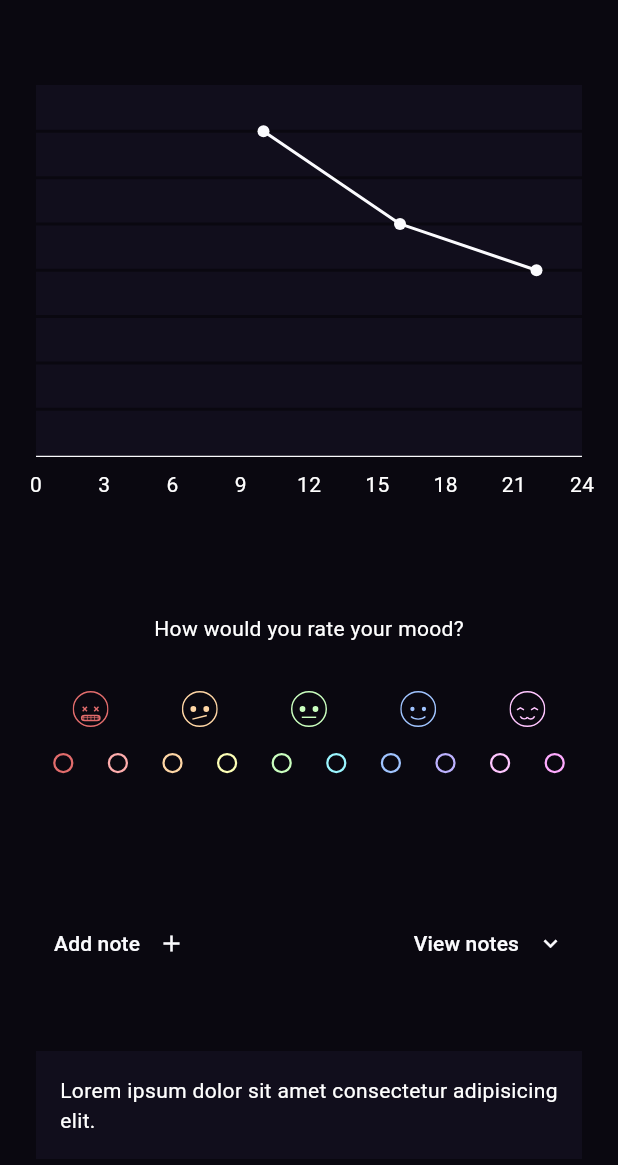
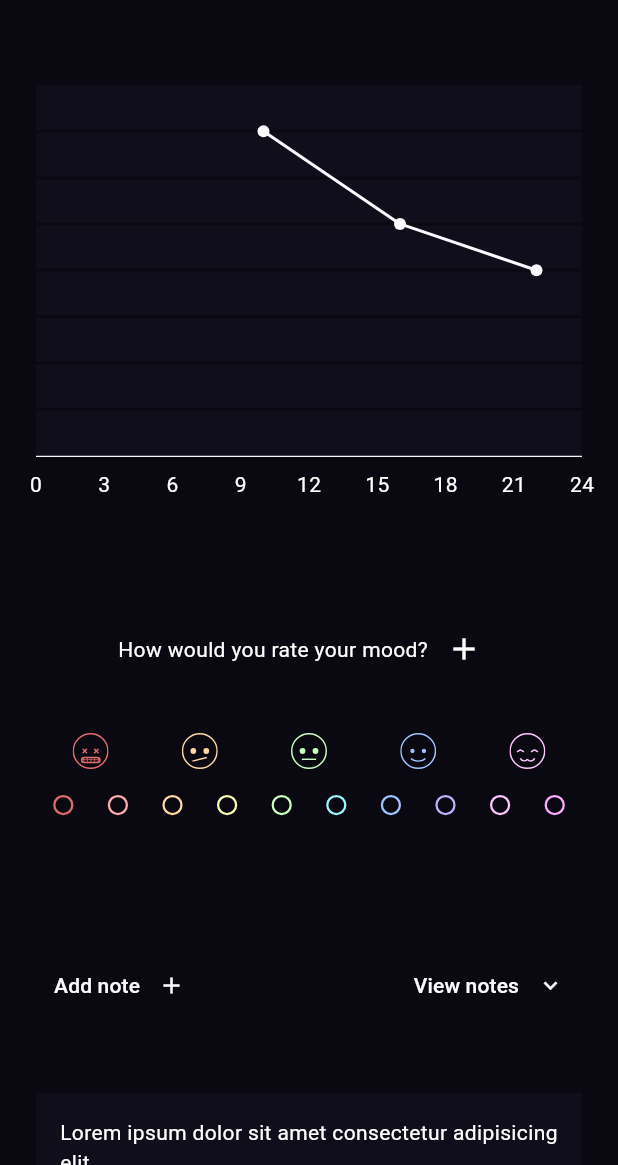
Before and after one commit to c0dehamster/mental_health_diary, a Flutter app: the screen it shows after launch, on a phone screen of 412 x 824 dp, the part 71-1236 px from its top. Run offline on Flutter 3.47's test engine with Material 3 defaults, Android fonts, the phone set to English and light mode, and no system bars; drawn by our look-alikes of fl_chart; our stand-ins replace flutter_svg, hive, hive_flutter; accounts and stored records are empty.

Commit message:
Add the option to create a mood record

```diff
--- a/lib/components/mood_picker.dart
+++ b/lib/components/mood_picker.dart
@@ -1,5 +1,7 @@
 import 'package:flutter/material.dart';
 import 'package:flutter_svg/flutter_svg.dart';
+import 'package:hive/hive.dart';
+import 'package:mental_health_diary/models/mood_record.dart';
 import 'package:mental_health_diary/theme/mood_spectre.dart';
 
 enum MoodValue { value1, value2 }
@@ -12,7 +14,33 @@ class MoodPicker extends StatefulWidget {
 }
 
 class _MoodPickerState extends State<MoodPicker> {
+  late final Box box;
+
   int? _moodValue;
+
+  // Create a new mood record entry
+
+  _addRecord() async {
+    if (_moodValue != null) {
+      // Only try to create a new record if a value is chosen
+      var newRecord = MoodRecord(
+        value: _moodValue!,
+        timestamp: DateTime.timestamp(),
+      );
+
+      box.add(newRecord);
+      print("New entry added");
+      _moodValue = null;
+    }
+  }
+
+  @override
+  void initState() {
+    super.initState();
+
+    // Get reference to the mood records box
+    box = Hive.box("records");
+  }
 
   @override
   Widget build(BuildContext context) {
@@ -28,10 +56,22 @@ class _MoodPickerState extends State<MoodPicker> {
         .map((emoji) => SvgPicture.asset(emoji, width: 24, height: 24))
         .toList();
 
-    return Column(
+    return Form(
+      child: Column(
         crossAxisAlignment: CrossAxisAlignment.center,
         children: [
+          Row(
+            mainAxisAlignment: MainAxisAlignment.center,
+            children: [
               const Text("How would you rate your mood?"),
+              IconButton(
+                onPressed: () {
+                  _addRecord();
+                },
+                icon: const Icon(Icons.add),
+              ),
+            ],
+          ),
 
           const SizedBox(height: 32),
 
@@ -62,6 +102,7 @@ class _MoodPickerState extends State<MoodPicker> {
             }),
           ),
         ],
+      ),
     );
   }
 }
```
Lines whose indentation alone changed are shown as unchanged.
